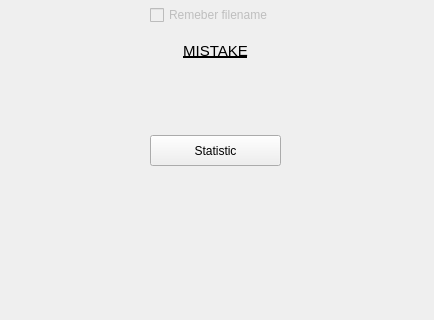
Qt form postoperations.ui (lynxr/InterMetr) before a commit; both pictures show x 0 to 434 and y 185 to 505 of the 434 by 668 pixel window.
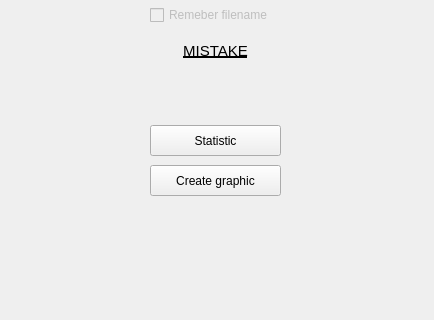
The same form after that commit.

Commit message: Creating graphics function added

Patch:
```diff
--- a/postoperations.ui
+++ b/postoperations.ui
@@ -124,7 +124,7 @@
     <property name="geometry">
      <rect>
       <x>150</x>
-      <y>320</y>
+      <y>310</y>
       <width>131</width>
       <height>31</height>
      </rect>
@@ -182,6 +182,19 @@
      <set>Qt::AlignCenter</set>
     </property>
    </widget>
+   <widget class="QPushButton" name="pushCreateGraph">
+    <property name="geometry">
+     <rect>
+      <x>150</x>
+      <y>350</y>
+      <width>131</width>
+      <height>31</height>
+     </rect>
+    </property>
+    <property name="text">
+     <string>Create graphic</string>
+    </property>
+   </widget>
   </widget>
   <widget class="QMenuBar" name="menubar">
    <property name="geometry">
```
The commit also changes 10 other files.
